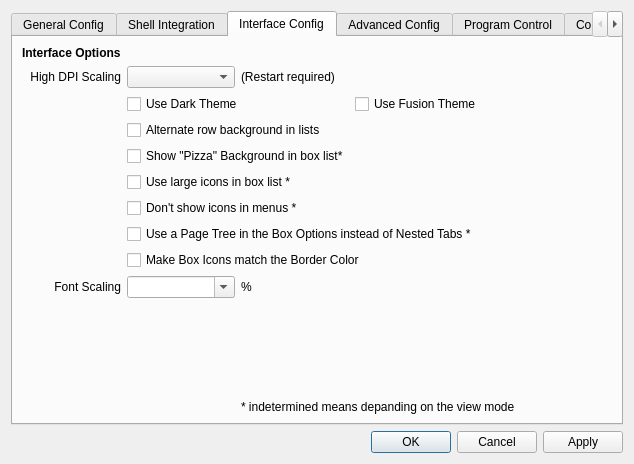
The window that SandboxiePlus/SandMan/Forms/SettingsWindow.ui (sandboxie-plus/Sandboxie) describes before a commit, drawn with Qt 5.
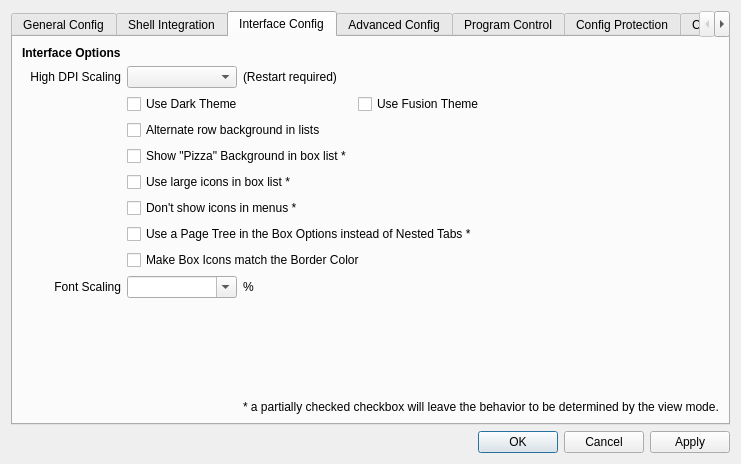
The same window after the commit. The open tabs and pages were chosen to show the change. Icons and pictures are not drawn.

Commit message:
Recommit string corrections
Same as 9df4fa911f5632f397e250fed8eca265b9b95c2a

What changed in the file:
```diff
--- a/SandboxiePlus/SandMan/Forms/SettingsWindow.ui
+++ b/SandboxiePlus/SandMan/Forms/SettingsWindow.ui
@@ -456,7 +456,7 @@
            <item row="4" column="1" colspan="2">
             <widget class="QCheckBox" name="chkBackground">
              <property name="text">
-              <string>Show &quot;Pizza&quot; Background in box list*</string>
+              <string>Show &quot;Pizza&quot; Background in box list *</string>
              </property>
              <property name="tristate">
               <bool>true</bool>
@@ -466,7 +466,7 @@
            <item row="11" column="2" colspan="2">
             <widget class="QLabel" name="label_11">
              <property name="text">
-              <string>* indetermined means depanding on the view mode</string>
+              <string>* a partially checked checkbox will leave the behavior to be determined by the view mode.</string>
              </property>
             </widget>
            </item>
```
Left out of the diff: 2 changed lines with no effect on the pictures.
